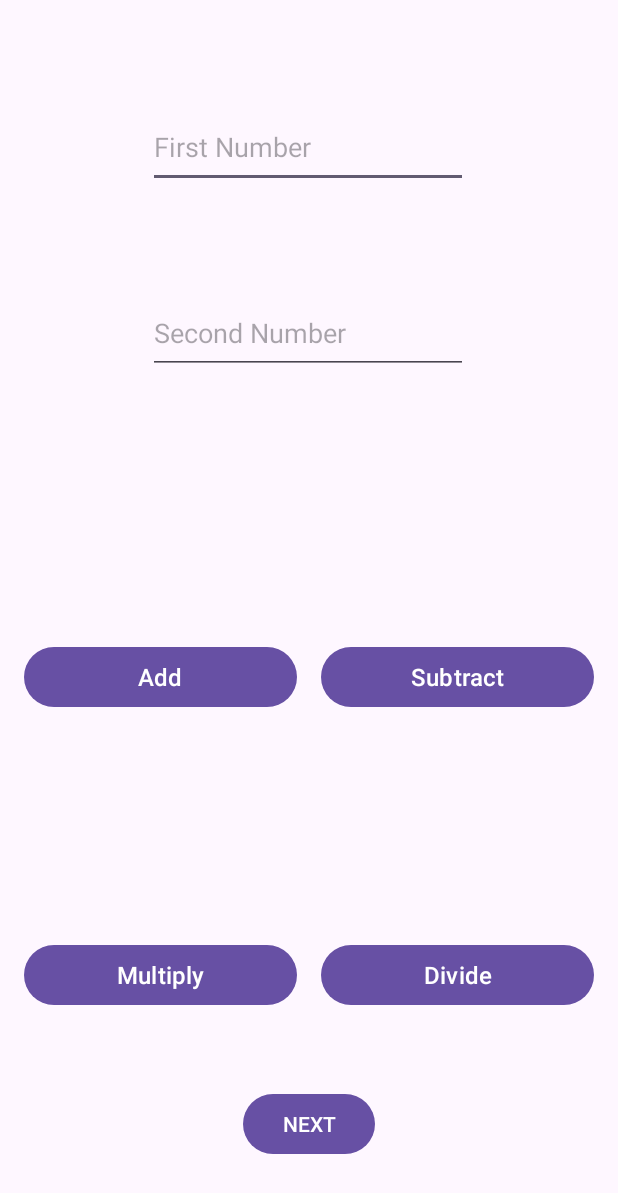
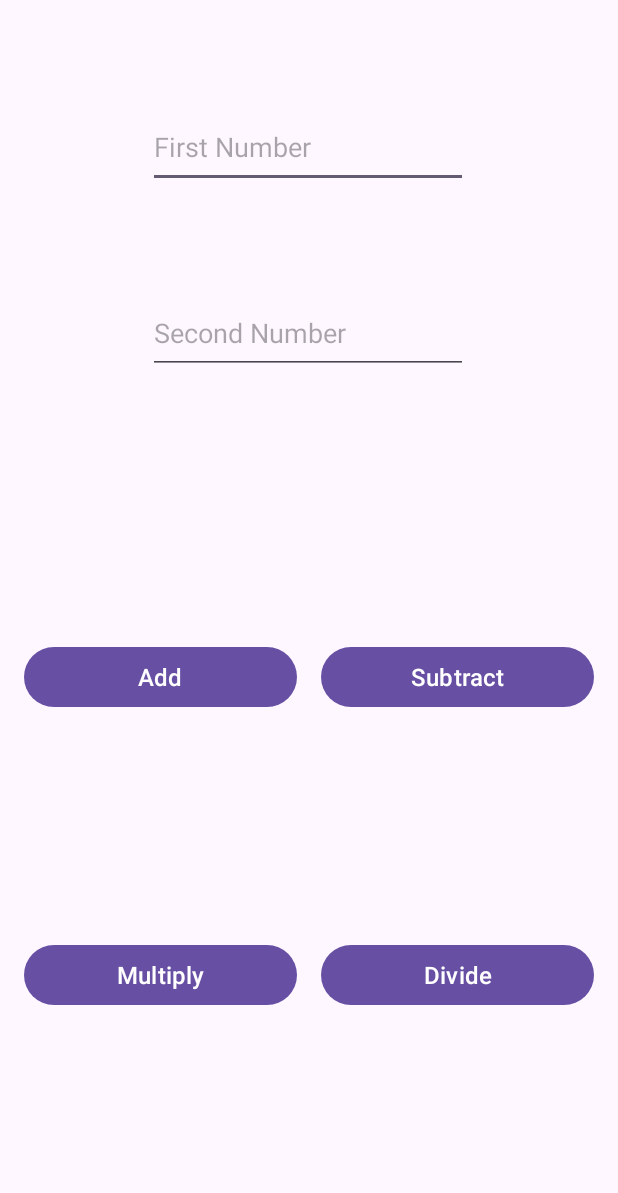
Before and after one commit to ayushsaksena30/CalculatorTrial, an Android app: the screen it shows after launch (MainActivity), on a phone screen of 412 x 824 dp. Shown: the top 1193 px of the screen. Run offline under Robolectric (Android 15) with nearby library versions, the phone set to English and light mode, and no system bars.

Commit message:
Handled exception: Division by zero Removed Next Button

```diff
--- a/app/src/main/java/com/example/calculator/resultScreen.kt
+++ b/app/src/main/java/com/example/calculator/resultScreen.kt
@@ -15,7 +15,7 @@ class SecondActivity : AppCompatActivity() {
         backButton.setOnClickListener{
             finish()
         }
-        val result= intent.getIntExtra("RESULT", 0)
+        val result= intent.getDoubleExtra("RESULT", 0.0)
 
         val ans=findViewById<TextView>(R.id.tv_ans)
         ans.text=result.toString()
--- a/app/src/main/res/layout/activity_main.xml
+++ b/app/src/main/res/layout/activity_main.xml
@@ -6,17 +6,6 @@
     android:layout_width="match_parent"
     android:layout_height="match_parent"
     tools:context=".MainActivity">
-
-    <Button
-        android:id="@+id/btn_next"
-        android:layout_width="wrap_content"
-        android:layout_height="wrap_content"
-        android:text="NEXT"
-        app:layout_constraintBottom_toBottomOf="parent"
-        app:layout_constraintEnd_toEndOf="parent"
-        app:layout_constraintStart_toStartOf="parent"
-        app:layout_constraintTop_toTopOf="parent"
-        app:layout_constraintVertical_bias="0.935" />
 
     <EditText
         android:id="@+id/et_num1"
```
Also changed, not shown: app/src/main/java/com/example/calculator/MainActivity.kt (+34 -17 lines).
